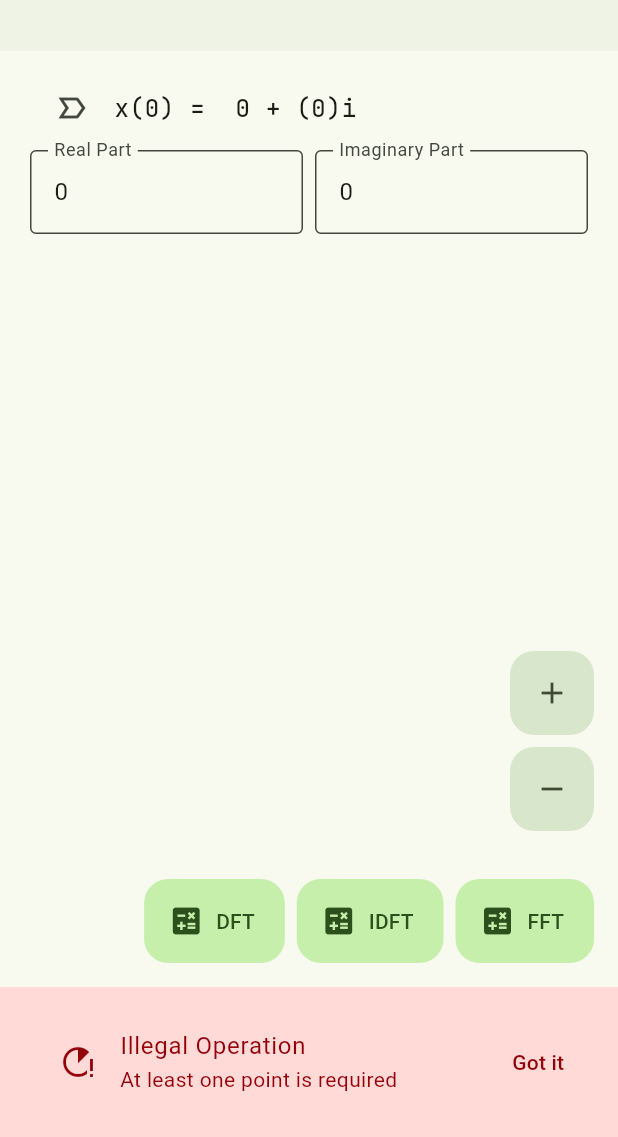
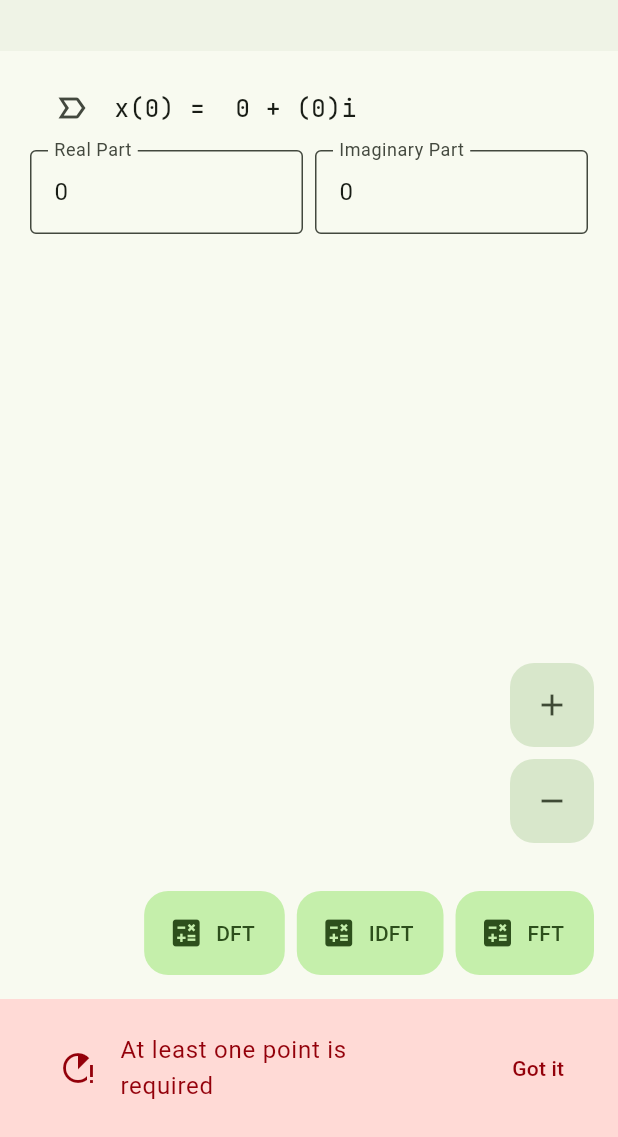
Before and after one commit to Az-21/dft, a Flutter app: the screen it shows after launch, after a tap on the "remove" icon, on a phone screen of 412 x 824 dp, the part 99-1236 px from its top. Run offline on Flutter 3.47's test engine with Material 2 defaults, Android fonts, the phone set to English and light mode, and no system bars; drawn by our look-alikes of dynamic_color, flutter_animate; our stand-ins replace easy_dynamic_theme, go_router, syncfusion_flutter_charts; missing offline and left inert: complex.

Commit message:
Update error message

```diff
--- a/lib/src/home.dart
+++ b/lib/src/home.dart
@@ -58,8 +58,7 @@ class _HomeScreenState extends State<HomeScreen> {
           backgroundColor: m3.errorContainer,
           content: ListTile(
             leading: Icon(Icons.running_with_errors, color: m3.onErrorContainer),
-            title: Text("Illegal Operation", style: TextStyle(color: m3.onErrorContainer)),
-            subtitle: Text("At least one point is required", style: TextStyle(color: m3.onErrorContainer)),
+            title: Text("At least one point is required", style: TextStyle(color: m3.onErrorContainer)),
           ),
           action: SnackBarAction(label: "Got it", onPressed: () {}, textColor: m3.onErrorContainer),
         ),
```
